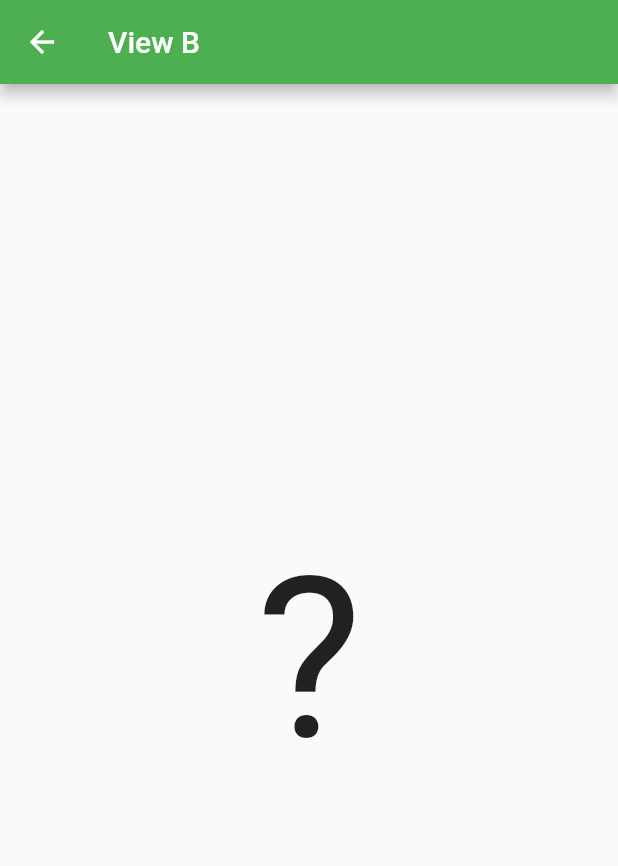
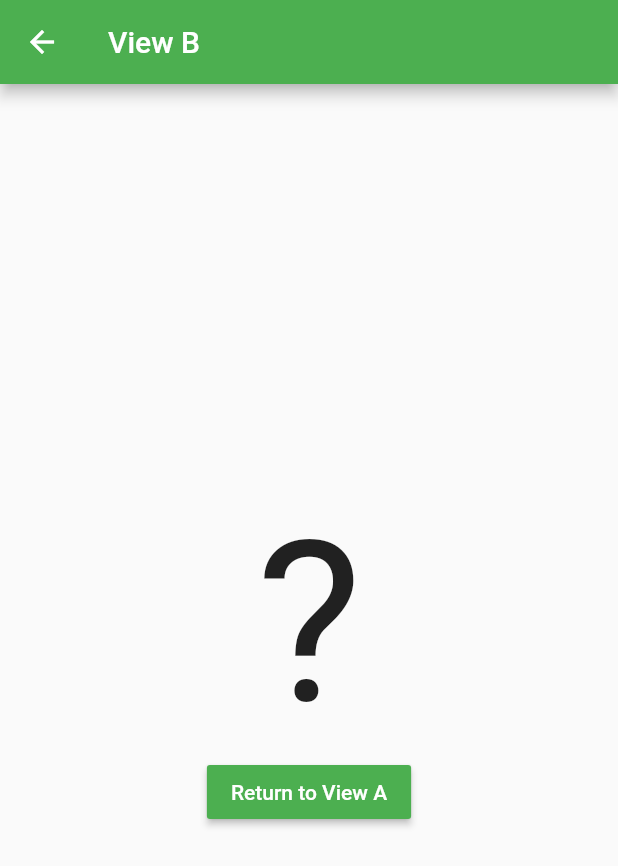
Before and after one commit to timbergus/routing_with_flutter, a Flutter app: the ViewB screen opened directly, on a phone screen of 412 x 824 dp. Shown: the top 866 px of the screen. Run offline on Flutter 3.47's test engine with Material 2 defaults, Android fonts, the phone set to English and light mode, and no system bars.

Commit message:
Routing with named routes.

```diff
--- a/lib/main.dart
+++ b/lib/main.dart
@@ -1,6 +1,7 @@
 import 'package:flutter/material.dart';
 
 import 'package:routing_with_flutter/routes/route_a.dart';
+import 'package:routing_with_flutter/routes/route_b.dart';
 
 void main() => runApp(MyApp());
 
@@ -12,7 +13,10 @@ class MyApp extends StatelessWidget {
       theme: ThemeData(
         primarySwatch: Colors.green,
       ),
-      home: ViewA(),
+      routes: {
+        '/': (context) => ViewA(),
+        '/view_b': (context) => ViewB(),
+      },
     );
   }
 }
--- a/lib/routes/route_a.dart
+++ b/lib/routes/route_a.dart
@@ -9,7 +9,7 @@ class ViewA extends StatelessWidget {
       ),
       body: Center(
         child: RaisedButton(
-          onPressed: () => print('Pressed!'),
+          onPressed: () => Navigator.pushNamed(context, '/view_b'),
           color: Colors.green,
           child: Text(
             'Goto View B',
--- a/lib/routes/route_b.dart
+++ b/lib/routes/route_b.dart
@@ -8,11 +8,26 @@ class ViewB extends StatelessWidget {
         title: Text('View B'),
       ),
       body: Center(
-        child: Text(
-          '?',
-          style: TextStyle(
-            fontSize: 150,
-          ),
+        child: Column(
+          mainAxisAlignment: MainAxisAlignment.center,
+          children: <Widget>[
+            Text(
+              '?',
+              style: TextStyle(
+                fontSize: 150,
+              ),
+            ),
+            RaisedButton(
+              onPressed: () => Navigator.pop(context),
+              color: Colors.green,
+              child: Text(
+                'Return to View A',
+                style: TextStyle(
+                  color: Colors.white,
+                ),
+              ),
+            ),
+          ],
         ),
       ),
     );
```
